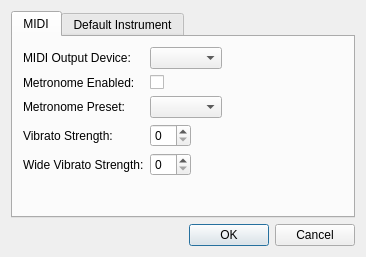
First picture: the form in source/dialogs/preferencesdialog.ui, repository powertab/powertabeditor, before the edit.
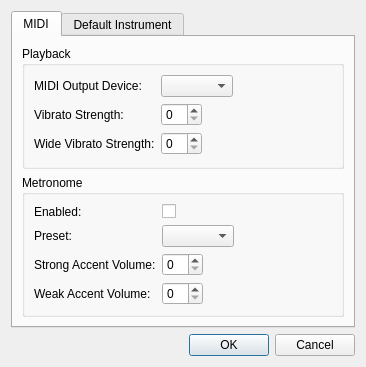
Second picture: the form after the edit. Custom widgets are drawn as their Qt base class.

Commit message: The volume of the metronome's strong and weak accents can now be customized.

```diff
--- a/source/dialogs/preferencesdialog.ui
+++ b/source/dialogs/preferencesdialog.ui
@@ -7,7 +7,7 @@
     <x>0</x>
     <y>0</y>
     <width>366</width>
-    <height>257</height>
+    <height>331</height>
    </rect>
   </property>
   <property name="windowTitle">
@@ -29,15 +29,14 @@
       <attribute name="title">
        <string>MIDI</string>
       </attribute>
-      <widget class="QWidget" name="formLayoutWidget">
-       <property name="geometry">
-        <rect>
-         <x>10</x>
-         <y>10</y>
-         <width>321</width>
-         <height>155</height>
-        </rect>
-       </property>
+      <layout class="QVBoxLayout" name="verticalLayout_4">
+       <item>
+        <widget class="QGroupBox" name="groupBox_2">
+         <property name="title">
+          <string>Playback</string>
+         </property>
+         <layout class="QVBoxLayout" name="verticalLayout_3">
+          <item>
        <layout class="QFormLayout" name="formLayout">
         <property name="fieldGrowthPolicy">
          <enum>QFormLayout::ExpandingFieldsGrow</enum>
@@ -53,47 +52,87 @@
          <widget class="QComboBox" name="midiPortComboBox"/>
         </item>
         <item row="1" column="0">
-         <widget class="QLabel" name="metronomeEnabledLabel">
-          <property name="text">
-           <string>Metronome Enabled:</string>
-          </property>
-         </widget>
-        </item>
-        <item row="1" column="1">
-         <widget class="QCheckBox" name="metronomeEnabledCheckBox"/>
-        </item>
-        <item row="3" column="0">
          <widget class="QLabel" name="vibratoStrengthLabel">
           <property name="text">
            <string>Vibrato Strength:</string>
           </property>
          </widget>
         </item>
-        <item row="3" column="1">
+            <item row="1" column="1">
          <widget class="QSpinBox" name="vibratoStrengthSpinBox"/>
         </item>
-        <item row="4" column="0">
+            <item row="2" column="0">
          <widget class="QLabel" name="wideVibratoStrengthLabel">
           <property name="text">
            <string>Wide Vibrato Strength:</string>
           </property>
          </widget>
         </item>
-        <item row="4" column="1">
+            <item row="2" column="1">
          <widget class="QSpinBox" name="wideVibratoStrengthSpinBox"/>
         </item>
-        <item row="2" column="0">
+           </layout>
+          </item>
+         </layout>
+        </widget>
+       </item>
+       <item>
+        <widget class="QGroupBox" name="groupBox">
+         <property name="title">
+          <string>Metronome</string>
+         </property>
+         <layout class="QVBoxLayout" name="verticalLayout_2">
+          <item>
+           <layout class="QFormLayout" name="formLayout_2">
+            <property name="fieldGrowthPolicy">
+             <enum>QFormLayout::ExpandingFieldsGrow</enum>
+            </property>
+            <item row="0" column="0">
+             <widget class="QLabel" name="metronomeEnabledLabel">
+              <property name="text">
+               <string>Enabled:</string>
+              </property>
+             </widget>
+            </item>
+            <item row="0" column="1">
+             <widget class="QCheckBox" name="metronomeEnabledCheckBox"/>
+            </item>
+            <item row="1" column="0">
          <widget class="QLabel" name="metronomePresetLabel">
           <property name="text">
-           <string>Metronome Preset:</string>
+               <string>Preset:</string>
           </property>
          </widget>
         </item>
-        <item row="2" column="1">
+            <item row="1" column="1">
          <widget class="QComboBox" name="metronomePresetComboBox"/>
         </item>
-       </layout>
-      </widget>
+            <item row="2" column="0">
+             <widget class="QLabel" name="strongAccentVolumeLabel">
+              <property name="text">
+               <string>Strong Accent Volume:</string>
+              </property>
+             </widget>
+            </item>
+            <item row="2" column="1">
+             <widget class="QSpinBox" name="strongAccentVolumeSpinBox"/>
+            </item>
+            <item row="3" column="0">
+             <widget class="QLabel" name="weakAccentVolumeLabel">
+              <property name="text">
+               <string>Weak Accent Volume:</string>
+              </property>
+             </widget>
+            </item>
+            <item row="3" column="1">
+             <widget class="QSpinBox" name="weakAccentVolumeSpinBox"/>
+            </item>
+           </layout>
+          </item>
+         </layout>
+        </widget>
+       </item>
+      </layout>
      </widget>
      <widget class="QWidget" name="defaultsTab">
       <attribute name="title">
```
Lines whose indentation alone changed are shown as unchanged. The commit also changes 5 other files.
